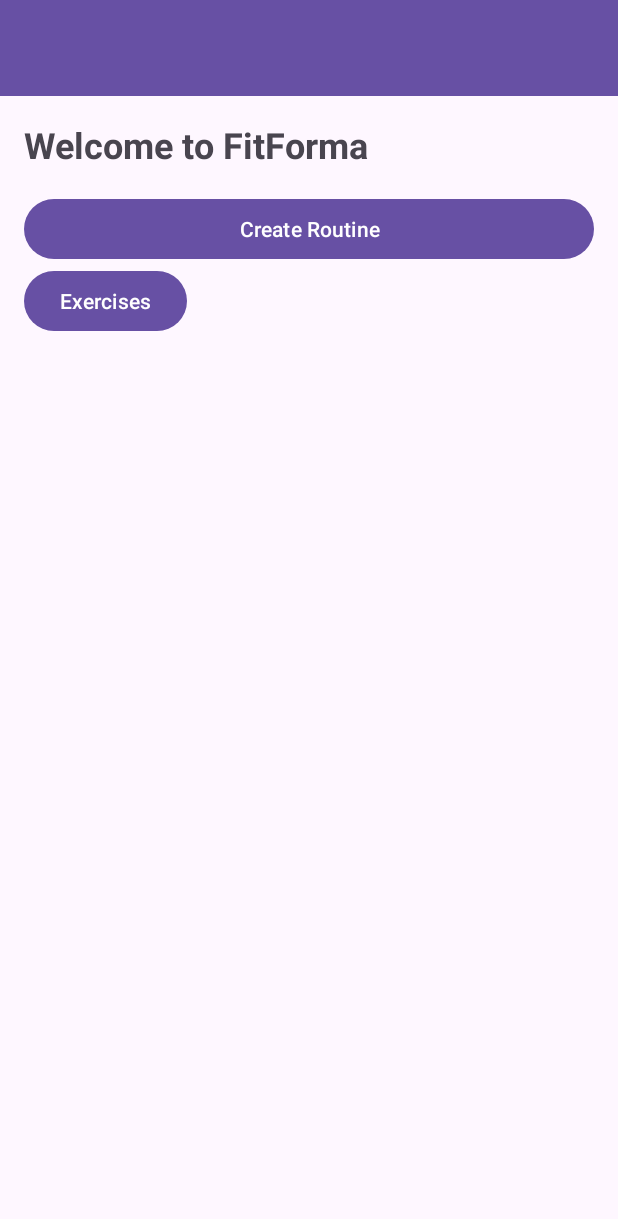
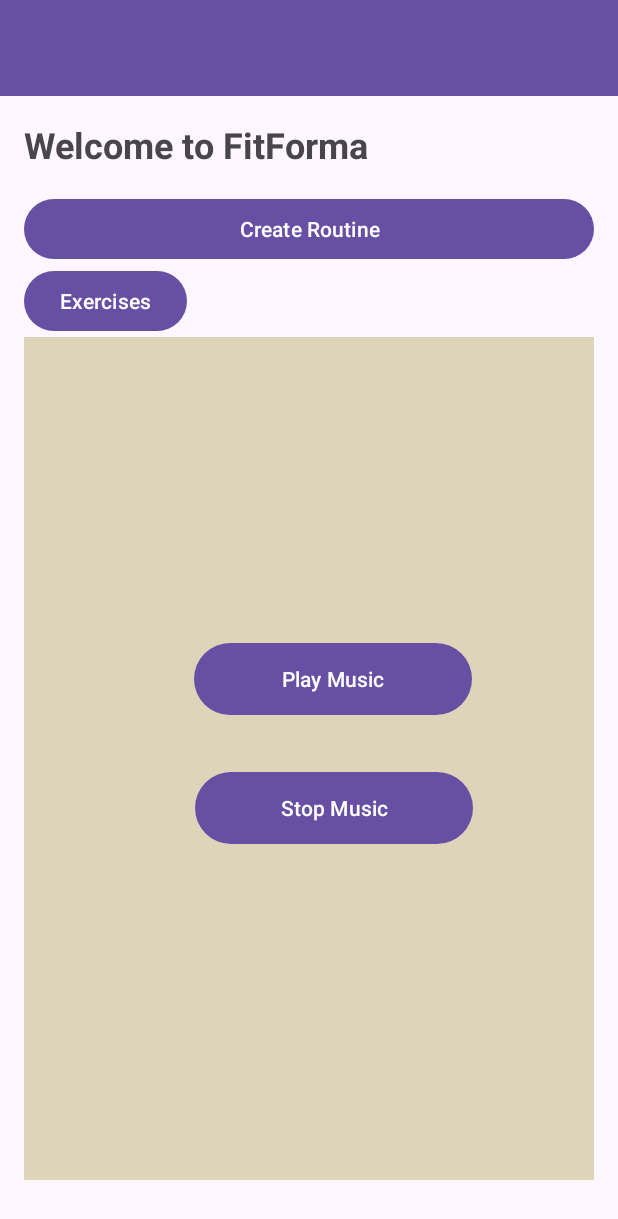
Before and after one commit to yara1611/ExerciseTracker, an Android app: the DashboardActivity screen opened directly, with no data from a screen before it, on a phone screen of 412 x 824 dp. Shown: the top 1219 px of the screen. Run offline under Robolectric (Android 15) with nearby library versions, the phone set to English and light mode, and no system bars.

Commit message:
Update dashbord.xml

```diff
--- a/app/src/main/res/layout/dashbord.xml
+++ b/app/src/main/res/layout/dashbord.xml
@@ -5,6 +5,8 @@
     android:layout_height="match_parent">
 
     <!-- Toolbar -->
+
+    <!-- Container for Main Content -->
     <androidx.appcompat.widget.Toolbar
         android:id="@+id/toolbar"
         android:layout_width="match_parent"
@@ -13,8 +15,8 @@
         android:elevation="4dp"
         android:theme="@style/ThemeOverlay.AppCompat.ActionBar" />
 
-    <!-- Container for Main Content -->
     <LinearLayout
+        android:id="@+id/Linear"
         android:layout_width="match_parent"
         android:layout_height="wrap_content"
         android:layout_below="@id/toolbar"
@@ -61,6 +63,13 @@
 
 
             />
+
+        <androidx.fragment.app.FragmentContainerView
+            android:id="@+id/MusicFragmentContainer"
+            android:name="com.example.excercisetrackerapp.MusicFragment"
+            android:layout_width="match_parent"
+            android:layout_height="wrap_content" />
+
     </LinearLayout>
 
 </RelativeLayout>
```
